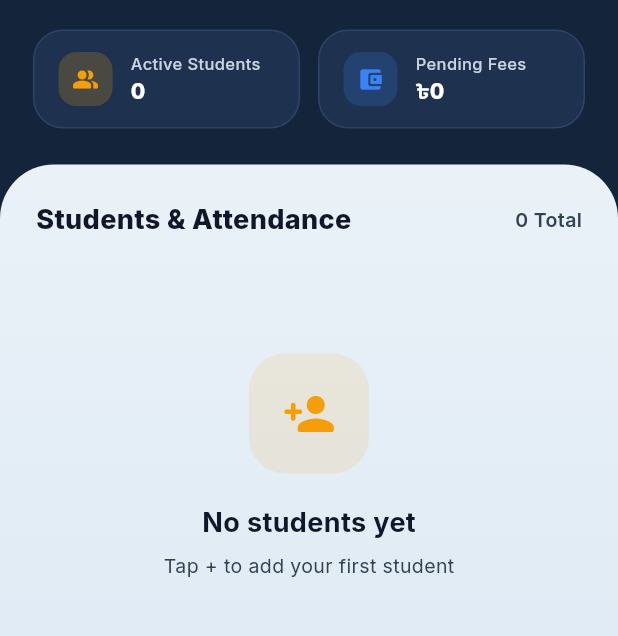
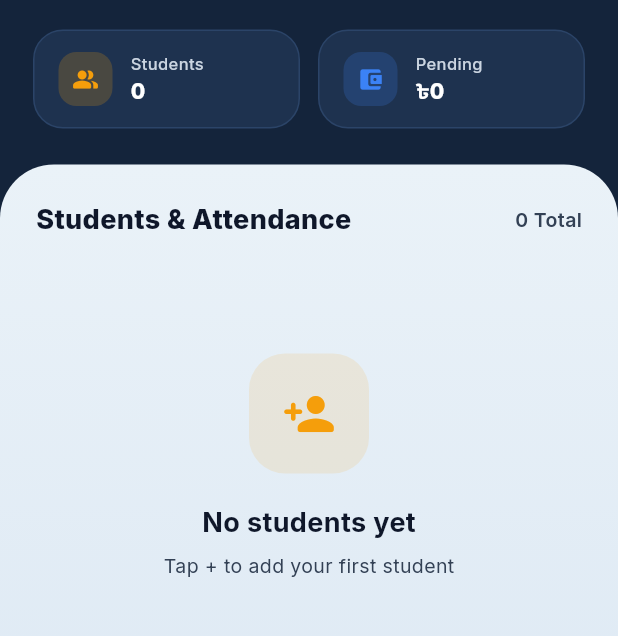
Before and after one commit to Knecrow/Tutracker, a Flutter app: the screen it shows after launch, on a phone screen of 412 x 824 dp, the part 86-722 px from its top. Run offline on Flutter 3.47's test engine with Material 3 defaults, Android fonts, the phone set to English and light mode, and no system bars; our stand-ins replace fl_chart, flutter_riverpod, go_router, google_fonts, hive, hive_flutter; accounts and stored records are empty.

Commit message:
fix: shorten stat chip labels (Active Students -> Students, Active Currency -> Currency)

```diff
--- a/lib/presentation/screens/home/home_screen.dart
+++ b/lib/presentation/screens/home/home_screen.dart
@@ -70,14 +70,14 @@ class HomeScreen extends ConsumerWidget {
                         Row(
                           children: [
                             _StatChip(
-                              label: 'Active Students',
+                              label: 'Students',
                               value: '${students.length}',
                               icon: Icons.people_alt_rounded,
                               color: AppColors.avatarPalette[0],
                             ),
                             const SizedBox(width: 12),
                             _StatChip(
-                              label: 'Pending Fees',
+                              label: 'Pending',
                               value: '${settings.currencySymbol}${analytics.totalPendingEarnings.toStringAsFixed(0)}',
                               icon: Icons.account_balance_wallet_rounded,
                               color: AppColors.avatarPalette[1],
--- a/lib/presentation/screens/settings/settings_screen.dart
+++ b/lib/presentation/screens/settings/settings_screen.dart
@@ -53,7 +53,7 @@ class SettingsScreen extends ConsumerWidget {
                         Row(
                           children: [
                             _HeaderStatChip(
-                              label: 'Active Currency',
+                              label: 'Currency',
                               value: settings.currencySymbol,
                               icon: Icons.monetization_on_rounded,
                               color: AppColors.avatarPalette[0],
```
